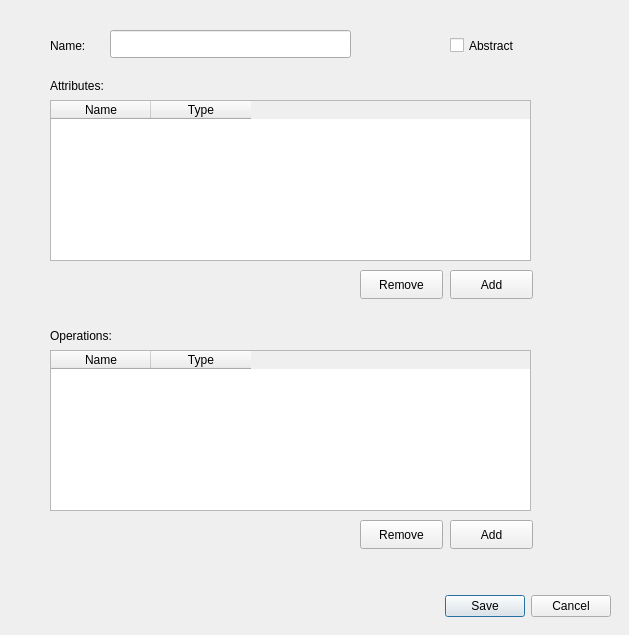
Above: ModelForge/src/ui/dialogs/ClassEditDialog.ui from JoseBueno30/ModelForge before the change. Below: the same form after it.
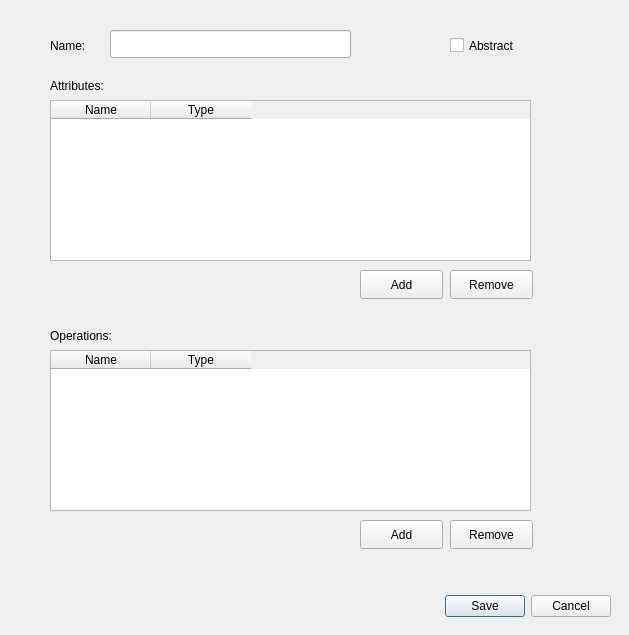
That is the form after the change.

Commit message:
Add VariableEditDialog and improve dialog UIs
Introduces VariableEditDialog for editing operation variables, including new header, source, and UI files. Enhances AttributeEditDialog with visibility controls, improves table alignment and resizing in ClassEditDialog and OperationEditDialog, and updates button labels and layouts for better usability. Also refactors ConditionEditDialog to use a Save button and connects dialog actions for variable and condition editing.

The edit to the form file:
```diff
--- a/ModelForge/src/ui/dialogs/ClassEditDialog.ui
+++ b/ModelForge/src/ui/dialogs/ClassEditDialog.ui
@@ -32,7 +32,7 @@
   <widget class="QPushButton" name="removeAttributeButton">
    <property name="geometry">
     <rect>
-     <x>360</x>
+     <x>450</x>
      <y>270</y>
      <width>83</width>
      <height>29</height>
@@ -81,7 +81,7 @@
   <widget class="QPushButton" name="addAttributeButton">
    <property name="geometry">
     <rect>
-     <x>450</x>
+     <x>360</x>
      <y>270</y>
      <width>83</width>
      <height>29</height>
@@ -165,7 +165,7 @@
   <widget class="QPushButton" name="removeOperationButton">
    <property name="geometry">
     <rect>
-     <x>360</x>
+     <x>450</x>
      <y>520</y>
      <width>83</width>
      <height>29</height>
@@ -178,7 +178,7 @@
   <widget class="QPushButton" name="addOperationButton">
    <property name="geometry">
     <rect>
-     <x>450</x>
+     <x>360</x>
      <y>520</y>
      <width>83</width>
      <height>29</height>
```
The commit also changes 11 other files.
